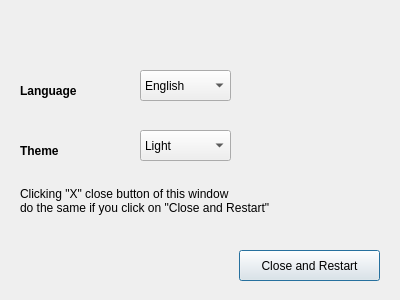
First picture: the form in src/preferencesdialog.ui, repository adgellida/ubunsys, before the edit.
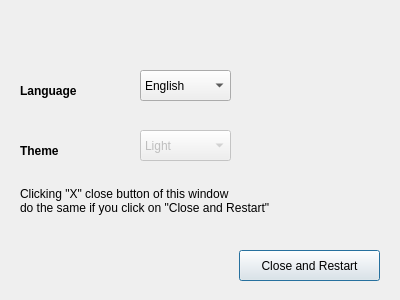
Second picture: the form after the edit.

The edit to the form file:
```diff
--- a/src/preferencesdialog.ui
+++ b/src/preferencesdialog.ui
@@ -14,6 +14,9 @@
    <string>Preferences</string>
   </property>
   <widget class="QComboBox" name="comboBox_1">
+   <property name="enabled">
+    <bool>false</bool>
+   </property>
    <property name="geometry">
     <rect>
      <x>140</x>
```
